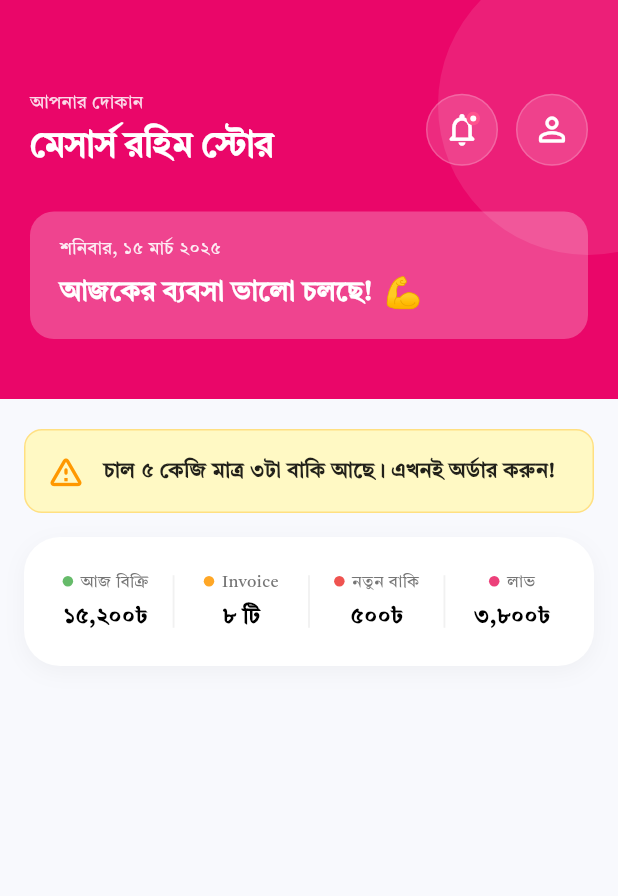
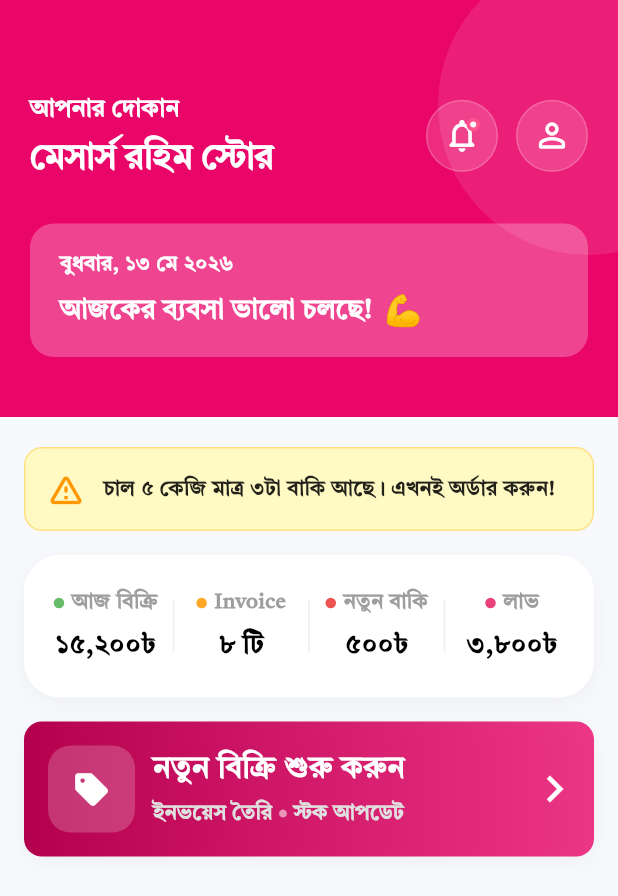
Before and after one commit to majidbhuiyan20/ShopLedger, a Flutter app: the HomeScreen screen opened by its route, on a phone screen of 412 x 824 dp. Shown: the top 896 px of the screen. Run offline on Flutter 3.47's test engine with Material 3 defaults, Android fonts, the phone set to English and light mode, and no system bars; our stand-ins replace dio, flutter_riverpod, fluttertoast, logger, shared_preferences; accounts and stored records are empty; network calls fail; Roboto replaces fonts that are missing (Inter).

Commit message:
update home screen UI and add bangla date formatter

```diff
--- /dev/null
+++ b/lib/core/utils/date_formatter.dart
@@ -0,0 +1,31 @@
+class DateFormatter {
+  static String toBanglaDate(DateTime date) {
+    // Weekdays in Bangla
+    final List<String> weekdays = [
+      'সোমবার', 'মঙ্গলবার', 'বুধবার', 'বৃহস্পতিবার', 'শুক্রবার', 'শনিবার', 'রবিবার'
+    ];
+
+    // Months in Bangla
+    final List<String> months = [
+      'জানুয়ারি', 'ফেব্রুয়ারি', 'মার্চ', 'এপ্রিল', 'মে', 'জুন',
+      'জুলাই', 'আগস্ট', 'সেপ্টেম্বর', 'অক্টোবর', 'নভেম্বর', 'ডিসেম্বর'
+    ];
+
+    // Convert numbers to Bangla
+    String toBanglaNumber(String input) {
+      const english = ['0', '1', '2', '3', '4', '5', '6', '7', '8', '9'];
+      const bangla = ['০', '১', '২', '৩', '৪', '৫', '৬', '৭', '৮', '৯'];
+      for (int i = 0; i < english.length; i++) {
+        input = input.replaceAll(english[i], bangla[i]);
+      }
+      return input;
+    }
+
+    String dayName = weekdays[date.weekday - 1];
+    String day = toBanglaNumber(date.day.toString());
+    String monthName = months[date.month - 1];
+    String year = toBanglaNumber(date.year.toString());
+
+    return "$dayName, $day $monthName $year";
+  }
+}
--- a/lib/features/home/view/home_screen.dart
+++ b/lib/features/home/view/home_screen.dart
@@ -1,5 +1,6 @@
 import 'package:flutter/material.dart';
 import '../../../core/constants/app_text_style.dart';
+import '../../../core/constants/app_colors.dart';
 import '../widgets/home_header.dart';
 import '../widgets/stat_summary_card.dart';
 
@@ -57,6 +58,84 @@ class _HomeScreenState extends State<HomeScreen> {
 
                   // ── Statistics Summary Card (Refactored) ───────────────
                   const StatSummaryCard(),
+                  SizedBox(height: 16,),
+                  Container(
+                    padding: const EdgeInsets.all(16),
+                    decoration: BoxDecoration(
+                     color: Colors.white,
+                      borderRadius: BorderRadius.circular(12),
+                      gradient:  LinearGradient(
+                        colors: [
+                          AppColors.primaryDark,
+                          AppColors.primary.withOpacity(0.8),
+                        ],
+                        begin: Alignment.centerLeft,
+                        end: Alignment.centerRight,
+                      ),
+                      boxShadow: [
+                        BoxShadow(
+                          color: Colors.black.withOpacity(0.04),
+                          blurRadius: 12,
+                          offset: const Offset(0, 4),
+                        ),
+                      ],
+
+                    ),
+                    child: Row(
+                      children: [
+                        Container(
+                            padding: const EdgeInsets.all(16),
+                            decoration: BoxDecoration(
+                              color: Colors.white.withOpacity(.2),
+                              shape: BoxShape.rectangle,
+                              borderRadius: BorderRadius.circular(15),
+
+                            ),
+                            child: Icon(Icons.sell_rounded, color: Colors.white, size: 26)),
+                        SizedBox(width: 12,),
+                        Column(
+                          crossAxisAlignment: CrossAxisAlignment.start,
+                          children: [
+                            Text(
+                              "নতুন বিক্রি শুরু করুন",
+                              style: AppTextStyle.labelSmall.copyWith(
+                                fontSize: 20,
+                                color: Colors.white,
+                                fontWeight: FontWeight.w800,
+                                fontFamily: AppTextStyle.banglaFontFamily,
+                              ),
+                            ),
+                            SizedBox(height: 4,),
+                            Row(
+                              children: [
+                                Text(
+                                  "ইনভয়েস তৈরি",
+                                  style: AppTextStyle.bodyMedium.copyWith(
+                                    color: Colors.grey[300],
+                                    fontWeight: FontWeight.w600,
+                                    fontFamily: AppTextStyle.banglaFontFamily,
+                                  ),
+                                ),
+                                const SizedBox(width: 4),
+                                const Icon(Icons.circle, size: 6, color: Colors.white54),
+                                const SizedBox(width: 4),
+                                Text(
+                                  "স্টক আপডেট",
+                                  style: AppTextStyle.bodyMedium.copyWith(
+                                    color: Colors.grey[300],
+                                    fontWeight: FontWeight.w600,
+                                    fontFamily: AppTextStyle.banglaFontFamily,
+                                  ),
+                                ),
+                              ]
+                            )
+                          ],
+                        ),
+                        Spacer(),
+                        Icon(Icons.arrow_forward_ios, color: Colors.white,size: 20,fontWeight: FontWeight.bold,)
+                      ],
+                    )
+                  )
                 ],
               ),
             ),
--- a/lib/features/home/widgets/home_header.dart
+++ b/lib/features/home/widgets/home_header.dart
@@ -1,6 +1,7 @@
 import 'package:flutter/material.dart';
 import '../../../core/constants/app_colors.dart';
 import '../../../core/constants/app_text_style.dart';
+import '../../../core/utils/date_formatter.dart';
 
 class HomeHeader extends StatelessWidget {
   const HomeHeader({super.key});
@@ -25,9 +26,10 @@ class HomeHeader extends StatelessWidget {
                     children: [
                       Text(
                         "আপনার দোকান",
-                        style: AppTextStyle.bodySmall.copyWith(
-                          color: Colors.white.withOpacity(0.85),
-                          fontWeight: FontWeight.w500,
+                        style: AppTextStyle.bodyMedium.copyWith(
+                          color: Colors.white,
+                          fontWeight: FontWeight.w600,
+                          fontSize: 16,
                           fontFamily: AppTextStyle.banglaFontFamily,
                         ),
                       ),
@@ -37,7 +39,7 @@ class HomeHeader extends StatelessWidget {
                         style: AppTextStyle.h2.copyWith(
                           color: Colors.white,
                           fontSize: 24,
-                          fontWeight: FontWeight.bold,
+                          fontWeight: FontWeight.w800,
                           fontFamily: AppTextStyle.banglaFontFamily,
                         ),
                       ),
@@ -65,9 +67,11 @@ class HomeHeader extends StatelessWidget {
                   crossAxisAlignment: CrossAxisAlignment.start,
                   children: [
                     Text(
-                      "শনিবার, ১৫ মার্চ ২০২৫",
-                      style: AppTextStyle.bodySmall.copyWith(
-                        color: Colors.white.withOpacity(0.9),
+                      DateFormatter.toBanglaDate(DateTime.now()),
+                      style: AppTextStyle.bodyMedium.copyWith(
+                        color: Colors.white,
+                        fontSize: 14,
+                        fontWeight: FontWeight.w600,
                         fontFamily: AppTextStyle.banglaFontFamily,
                       ),
                     ),
--- a/lib/features/home/widgets/stat_summary_card.dart
+++ b/lib/features/home/widgets/stat_summary_card.dart
@@ -1,4 +1,5 @@
 import 'package:flutter/material.dart';
+import 'package:shop_ledger/core/constants/app_colors.dart';
 import '../../../core/constants/app_text_style.dart';
 
 class StatSummaryCard extends StatelessWidget {
@@ -49,8 +50,9 @@ class StatSummaryCard extends StatelessWidget {
               Text(
                 label,
                 style: AppTextStyle.labelSmall.copyWith(
-                  fontSize: 11,
-                  color: Colors.grey.shade600,
+                  fontSize: 14,
+                  color: Colors.grey,
+                  fontWeight: FontWeight.w900,
                   fontFamily: AppTextStyle.banglaFontFamily,
                 ),
               ),
@@ -62,7 +64,7 @@ class StatSummaryCard extends StatelessWidget {
             style: AppTextStyle.h4.copyWith(
               fontWeight: FontWeight.w900,
               color: Colors.black,
-              fontSize: 15,
+              fontSize: 18,
               fontFamily: AppTextStyle.banglaFontFamily,
             ),
           ),
```
